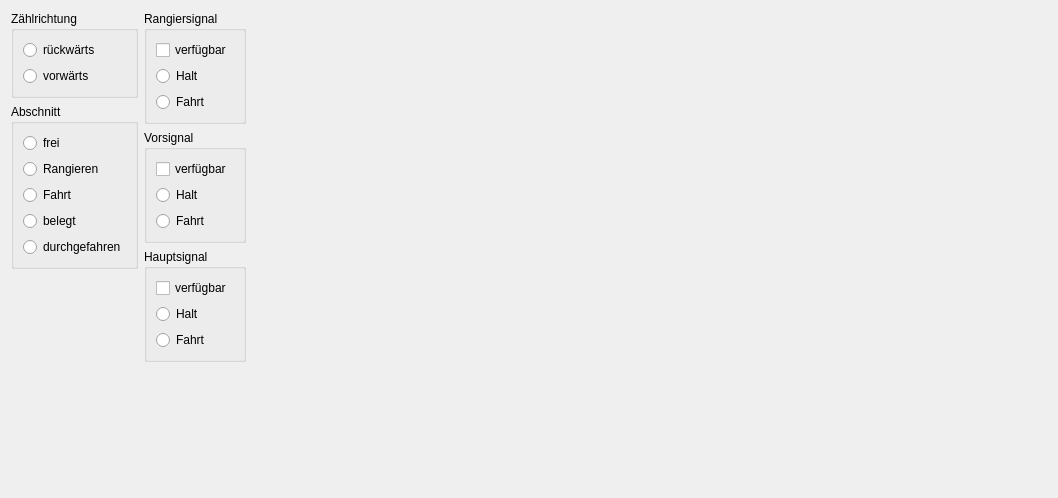
Before: the Qt Designer form MRW-WidgetStudy/signalstudy.ui in stmork/mrw-track-control-ng, drawn with Qt 5.
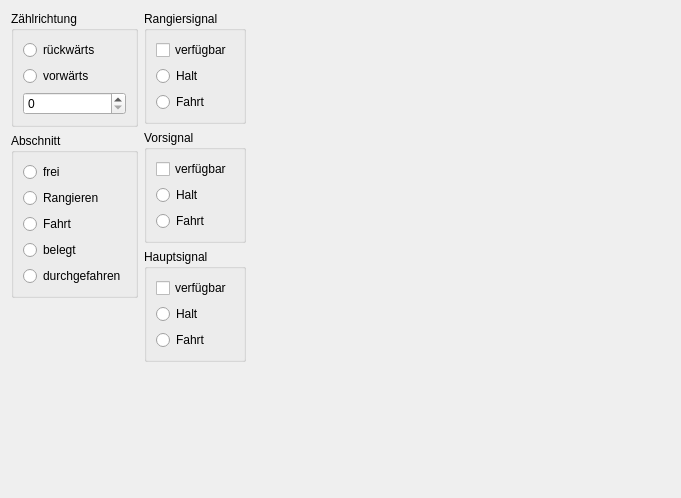
After: the same form once the commit is applied. Custom widgets are drawn as their Qt base class.

Commit message: Drawing extended widths.

Patch:
```diff
--- a/MRW-WidgetStudy/signalstudy.ui
+++ b/MRW-WidgetStudy/signalstudy.ui
@@ -6,7 +6,7 @@
    <rect>
     <x>0</x>
     <y>0</y>
-    <width>1058</width>
+    <width>681</width>
     <height>498</height>
    </rect>
   </property>
@@ -36,6 +36,13 @@
           </property>
          </widget>
         </item>
+        <item>
+         <widget class="QSpinBox" name="extensionBox">
+          <property name="maximum">
+           <number>4</number>
+          </property>
+         </widget>
+        </item>
        </layout>
       </widget>
      </item>
@@ -216,8 +223,8 @@
      <widget class="mrw::ui::SignalWidget" name="smallSwitchWidget" native="true">
       <property name="geometry">
        <rect>
-        <x>390</x>
-        <y>100</y>
+        <x>100</x>
+        <y>310</y>
         <width>40</width>
         <height>40</height>
        </rect>
@@ -226,8 +233,8 @@
      <widget class="mrw::ui::SignalWidget" name="bigSwitchWidget" native="true">
       <property name="geometry">
        <rect>
-        <x>70</x>
-        <y>50</y>
+        <x>30</x>
+        <y>30</y>
         <width>200</width>
         <height>200</height>
        </rect>
```
Left out of the diff: 19 changed lines with no effect on the pictures. The commit also changes 17 other files.
